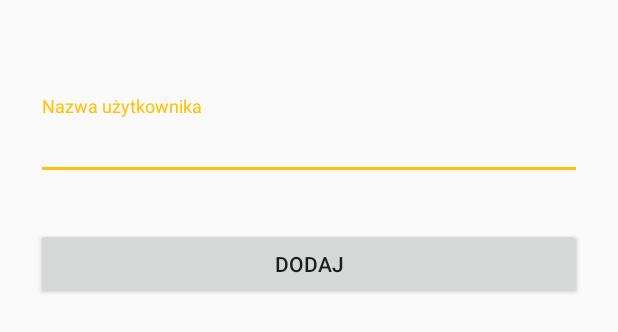
After one commit to Faelivrinx/GdzieJestes, an Android app: the layout activity_add_friend.xml on its own in the app's theme, with its tools: preview values and no code run, on a phone screen of 412 x 824 dp. The commit adds this screen. Shown: the top 332 px of the screen. Run offline under Robolectric (Android 15) with nearby library versions, the phone set to English and light mode, and no system bars.

Commit message:
working add friend

```diff
--- a/app/src/main/AndroidManifest.xml
+++ b/app/src/main/AndroidManifest.xml
@@ -41,6 +41,11 @@
             android:screenOrientation="portrait"
             android:label="Map" />
 
+        <activity android:name=".ui.NotificationReceiverActivity"/>
+
+        <activity android:name=".ui.AddFriendActivity"
+            android:screenOrientation="portrait"/>
+
         <activity android:name=".ui.RegisterActivity"
             android:screenOrientation="portrait" />
 
--- a/app/src/main/java/com/gdziejestes/common/Authorization.java
+++ b/app/src/main/java/com/gdziejestes/common/Authorization.java
@@ -5,6 +5,7 @@ import android.content.SharedPreferences;
 import android.preference.Preference;
 
 import com.gdziejestes.model.User;
+import com.gdziejestes.util.JsonFormatter;
 
 /**
  * Created by Dominik on 2017-03-20.
@@ -22,12 +23,15 @@ public class Authorization {
     private final Context context;
     private final SharedPreferences preferences;
 
+    private JsonFormatter formatter;
+
     private User user;
     private String jsonInformation;
     private String firebaseToken;
 
     public Authorization(Context context) {
         this.context = context;
+        formatter = new JsonFormatter();
         user = new User();
         this.preferences = context.getSharedPreferences(AUTH_PREFERENCES, Context.MODE_PRIVATE);
         jsonInformation = preferences.getString(AUTH_PREFERENCS_JSON_INFORMATION, null);
@@ -49,6 +53,7 @@ public class Authorization {
     }
 
     public User getUser() {
+        user = formatter.getMainUser(jsonInformation);
         return user;
     }
 
--- a/app/src/main/java/com/gdziejestes/util/Constants.java
+++ b/app/src/main/java/com/gdziejestes/util/Constants.java
@@ -9,4 +9,6 @@ package com.gdziejestes.util;
 public class Constants {
 
     public static final String JSON_EXTRAS = "JSON_EXTRAS";
+
+    public static final int FRIEND_ADD = 1;
 }
--- /dev/null
+++ b/app/src/main/res/layout/activity_add_friend.xml
@@ -0,0 +1,43 @@
+<?xml version="1.0" encoding="utf-8"?>
+<LinearLayout xmlns:android="http://schemas.android.com/apk/res/android"
+    android:orientation="vertical"
+    android:layout_width="match_parent"
+    android:layout_height="match_parent">
+
+    <LinearLayout
+        android:layout_width="match_parent"
+        android:layout_height="wrap_content"
+        android:layout_gravity="center"
+        android:orientation="vertical"
+        android:paddingLeft="24dp"
+        android:paddingRight="24dp"
+        android:paddingTop="56dp">
+
+
+        <android.support.design.widget.TextInputLayout
+            android:layout_width="match_parent"
+            android:layout_height="wrap_content"
+            android:layout_marginBottom="8dp"
+            android:layout_marginTop="8dp">
+
+            <EditText
+                android:id="@+id/activity_add_friend_etAddFriend"
+                android:layout_width="match_parent"
+                android:layout_height="wrap_content"
+                android:hint="@string/username"
+                android:inputType="textEmailAddress" />
+        </android.support.design.widget.TextInputLayout>
+
+        <Button
+            android:id="@+id/activity_add_friend_btnAddFriend"
+            android:layout_width="match_parent"
+            android:layout_height="wrap_content"
+            android:layout_marginBottom="12dp"
+            android:layout_marginTop="24dp"
+            android:padding="12dp"
+            android:text="@string/dodaj" />
+
+
+        </LinearLayout>
+
+    </LinearLayout>
--- a/app/src/main/res/values/strings.xml
+++ b/app/src/main/res/values/strings.xml
@@ -15,4 +15,5 @@
     <string name="username">Nazwa użytkownika</string>
     <string name="therms_of_use">Akceptuję regulamin serwisu, którego wcale nie przeczytałem i raczej czytać nie będę ale i tak i tak akceptuję tym samym zgadzając się na przetwarzanie moich danych osobowych, które tu podaje.</string>
     <string name="logout">wyloguj</string>
+    <string name="dodaj">Dodaj</string>
 </resources>
```
Also changed, not shown: app/src/main/java/com/gdziejestes/core/services/FirebaseMessagingService.java (+18 -2 lines), app/src/main/java/com/gdziejestes/data/live/services/LiveAccountServices.java (+71 -0 lines), app/src/main/java/com/gdziejestes/model/entities/Accounts.java (+22 -0 lines), app/src/main/java/com/gdziejestes/ui/AddFriendActivity.java (added, +57 -0 lines), app/src/main/java/com/gdziejestes/ui/NotificationReceiverActivity.java (added, +130 -0 lines), app/src/main/java/com/gdziejestes/ui/mainactivity/MainActivity.java (+45 -2 lines), app/src/main/res/layout/activity_notification_receiver.xml (added, +9 -0 lines), app/src/main/res/menu/menu_main_menu.xml (+2 -8 lines).
